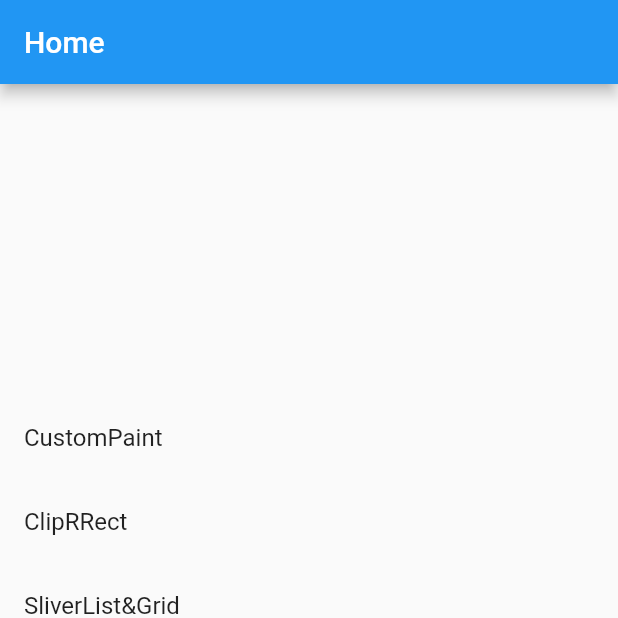
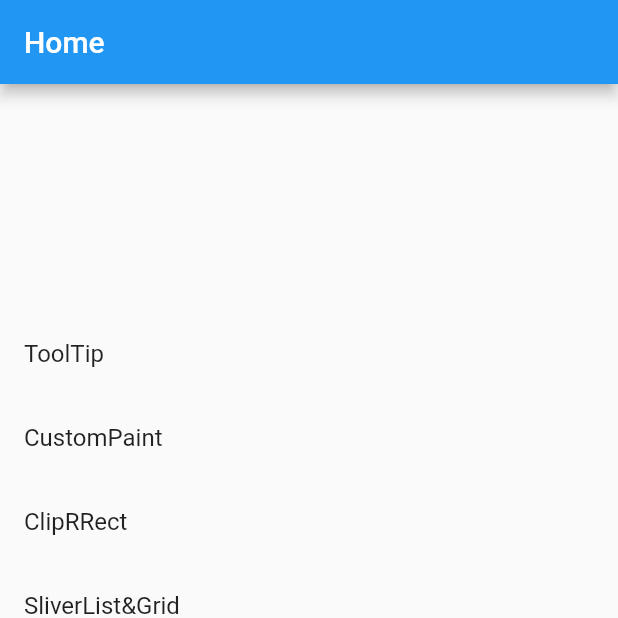
Before and after one commit to trm11tkr/widget-of-the-week, a Flutter app: the screen it shows after launch, on a phone screen of 412 x 824 dp, the top half of it. Run offline on Flutter 3.47's test engine with Material 2 defaults, Android fonts, the phone set to English and light mode, and no system bars.

Commit message:
TooltipPageを作成

```diff
--- a/lib/app.dart
+++ b/lib/app.dart
@@ -9,6 +9,7 @@ import 'package:widget_of_the_week/pages/safe_area.dart';
 import 'package:widget_of_the_week/pages/sliver_app_bar_page.dart';
 import 'package:widget_of_the_week/pages/sliver_page.dart';
 import 'package:widget_of_the_week/pages/table_page.dart';
+import 'package:widget_of_the_week/pages/tooltip_page.dart';
 import 'package:widget_of_the_week/pages/wrap_page.dart';
 
 class App extends StatelessWidget {
@@ -34,6 +35,7 @@ class App extends StatelessWidget {
         SliverPage.routeName: (context) => const SliverPage(),
         ClipRRectPage.routeName: (context) => const ClipRRectPage(),
         CustomPaintPage.routeName: (context) => const CustomPaintPage(),
+        TooltipPage.routeName: (context) => const TooltipPage(),
       },
     );
   }
--- a/lib/pages/home_page.dart
+++ b/lib/pages/home_page.dart
@@ -8,6 +8,7 @@ import 'package:widget_of_the_week/pages/safe_area.dart';
 import 'package:widget_of_the_week/pages/sliver_app_bar_page.dart';
 import 'package:widget_of_the_week/pages/sliver_page.dart';
 import 'package:widget_of_the_week/pages/table_page.dart';
+import 'package:widget_of_the_week/pages/tooltip_page.dart';
 import 'package:widget_of_the_week/pages/wrap_page.dart';
 import 'package:widget_of_the_week/widgets/app_list_tile.dart';
 import 'package:widget_of_the_week/widgets/app_scaffold.dart';
@@ -47,6 +48,10 @@ class HomePage extends StatelessWidget {
             title: 'CustomPaint',
             nextRouteName: CustomPaintPage.routeName,
           ),
+          AppListTile(
+            title: 'ToolTip',
+            nextRouteName: TooltipPage.routeName,
+          ),
         ],
       ),
     );
```
Also changed, not shown: lib/pages/tooltip_page.dart (added, +38 -0 lines).
